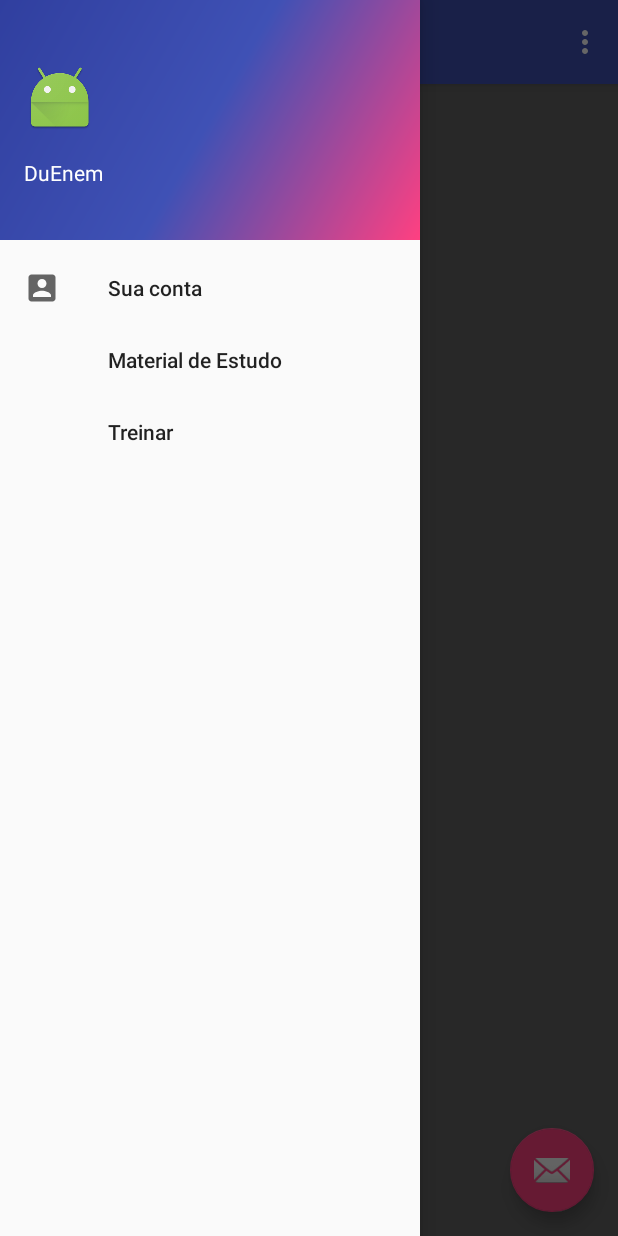
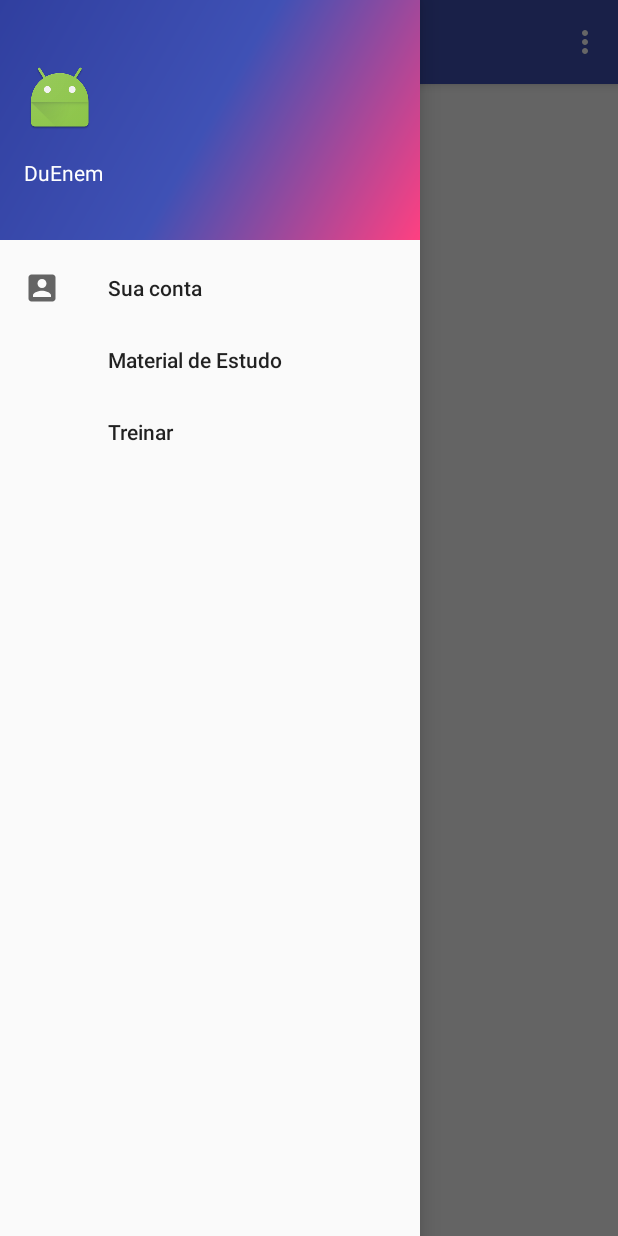
Before and after one commit to leandrovianna/DuEnem, an Android app: the screen it shows after launch (HomeActivity), with the side drawer open, on a phone screen of 412 x 824 dp. Run offline under Robolectric (Android 15) with nearby library versions, the phone set to English and light mode, and no system bars; our stand-ins replace Firebase (no records; nobody signed in at launch, a user with empty details on screens opened directly), Picasso.

Commit message:
Organizing code and little change in BaseActivity

```diff
--- a/app/src/main/java/com/alpha2/duenem/BaseActivity.java
+++ b/app/src/main/java/com/alpha2/duenem/BaseActivity.java
@@ -8,6 +8,7 @@ import android.graphics.Bitmap;
 import android.graphics.drawable.Drawable;
 import android.os.Bundle;
 import android.support.annotation.LayoutRes;
+import android.support.annotation.NonNull;
 import android.support.design.widget.FloatingActionButton;
 import android.support.design.widget.Snackbar;
 import android.support.v4.app.NavUtils;
@@ -26,6 +27,7 @@ import android.support.v7.app.AppCompatActivity;
 import android.support.v7.widget.Toolbar;
 import android.view.Menu;
 import android.view.MenuItem;
+import android.widget.FrameLayout;
 import android.widget.ImageView;
 import android.widget.TextView;
 
@@ -41,12 +43,18 @@ public class BaseActivity extends AppCompatActivity
     private static final String TAG = BaseActivity.class.getSimpleName();
     private static final String SELECTED_ITEM_ID = "com.alpha2.duenem.selected_item_id";
 
-    protected DrawerLayout mDrawer;
+    private DrawerLayout mDrawer;
     private ActionBarDrawerToggle mToggle;
     private NavigationView mNavigationView;
 
     protected FirebaseAuth mAuth;
     private ProfilePhotoTarget mProfilePhotoHandler;
+
+    protected View setContentLayout(int contentLayoutResId) {
+        LayoutInflater inflater = (LayoutInflater) this.getSystemService(Context.LAYOUT_INFLATER_SERVICE);
+        FrameLayout layout = (FrameLayout) findViewById(R.id.content_layout);
+        return inflater.inflate(contentLayoutResId, layout, true);
+    }
 
     @Override
     protected void onCreate(Bundle savedInstanceState) {
@@ -56,15 +64,6 @@ public class BaseActivity extends AppCompatActivity
         Toolbar toolbar = (Toolbar) findViewById(R.id.toolbar);
         setSupportActionBar(toolbar);
 
-        FloatingActionButton fab = (FloatingActionButton) findViewById(R.id.fab);
-        fab.setOnClickListener(new View.OnClickListener() {
-            @Override
-            public void onClick(View view) {
-                Snackbar.make(view, "Replace with your own action", Snackbar.LENGTH_LONG)
-                        .setAction("Action", null).show();
-            }
-        });
-
         mDrawer = (DrawerLayout) findViewById(R.id.drawer_layout);
         mToggle = new ActionBarDrawerToggle(
                 this, mDrawer, toolbar, R.string.navigation_drawer_open, R.string.navigation_drawer_close);
@@ -73,6 +72,10 @@ public class BaseActivity extends AppCompatActivity
 
         mNavigationView = (NavigationView) findViewById(R.id.nav_view);
         mNavigationView.setNavigationItemSelectedListener(this);
+
+        int selectedId = getIntent().getIntExtra(SELECTED_ITEM_ID, 0);
+        if (selectedId != 0)
+            mNavigationView.setCheckedItem(selectedId);
 
         mAuth = FirebaseAuth.getInstance();
     }
@@ -107,7 +110,7 @@ public class BaseActivity extends AppCompatActivity
     }
 
     @Override
-    public boolean onOptionsItemSelected(MenuItem item) {
+    public boolean onOptionsItemSelected(@NonNull MenuItem item) {
 
         int id = item.getItemId();
 
@@ -120,7 +123,7 @@ public class BaseActivity extends AppCompatActivity
 
     @SuppressWarnings("StatementWithEmptyBody")
     @Override
-    public boolean onNavigationItemSelected(MenuItem item) {
+    public boolean onNavigationItemSelected(@NonNull MenuItem item) {
         int id = item.getItemId();
 
         int selectedId = getIntent().getIntExtra(SELECTED_ITEM_ID, 0);
--- a/app/src/main/java/com/alpha2/duenem/HomeActivity.java
+++ b/app/src/main/java/com/alpha2/duenem/HomeActivity.java
@@ -1,33 +1,9 @@
 package com.alpha2.duenem;
 
 import android.content.Context;
-import android.content.Intent;
-import android.graphics.Bitmap;
-import android.graphics.drawable.Drawable;
 import android.os.Bundle;
-import android.support.design.widget.FloatingActionButton;
-import android.support.design.widget.Snackbar;
-import android.support.v4.graphics.drawable.RoundedBitmapDrawable;
-import android.support.v4.graphics.drawable.RoundedBitmapDrawableFactory;
-import android.util.Log;
 import android.view.LayoutInflater;
 import android.view.View;
-import android.support.design.widget.NavigationView;
-import android.support.v4.view.GravityCompat;
-import android.support.v4.widget.DrawerLayout;
-import android.support.v7.app.ActionBarDrawerToggle;
-import android.support.v7.app.AppCompatActivity;
-import android.support.v7.widget.Toolbar;
-import android.view.Menu;
-import android.view.MenuItem;
-import android.widget.ImageView;
-import android.widget.TextView;
-
-import com.alpha2.duenem.signin.SignInActivity;
-import com.google.firebase.auth.FirebaseAuth;
-import com.google.firebase.auth.FirebaseUser;
-import com.squareup.picasso.Picasso;
-import com.squareup.picasso.Target;
 
 public class HomeActivity extends BaseActivity {
 
@@ -36,11 +12,8 @@ public class HomeActivity extends BaseActivity {
     @Override
     protected void onCreate(Bundle savedInstanceState) {
         super.onCreate(savedInstanceState);
-        LayoutInflater inflater = (LayoutInflater) this.getSystemService(Context.LAYOUT_INFLATER_SERVICE);
 
-        //inflate your activity layout here!
-        View contentView = inflater.inflate(R.layout.content_home, null, false);
-        mDrawer.addView(contentView, 0);
+        setContentLayout(R.layout.content_question);
     }
 
 
--- a/app/src/main/java/com/alpha2/duenem/view_pager_cards/LessonActivity.java
+++ b/app/src/main/java/com/alpha2/duenem/view_pager_cards/LessonActivity.java
@@ -36,12 +36,8 @@ public class LessonActivity extends BaseActivity {
     @Override
     protected void onCreate(Bundle savedInstanceState) {
         super.onCreate(savedInstanceState);
-        LayoutInflater inflater = (LayoutInflater) this.getSystemService(Context.LAYOUT_INFLATER_SERVICE);
 
-        //inflate your activity layout here!
-        View contentView = inflater.inflate(R.layout.content_lesson, null, false);
-        mDrawer.addView(contentView, 0);
-
+        View contentView = setContentLayout(R.layout.content_lesson);
 
         mViewPager = (ViewPager) contentView.findViewById(R.id.viewPagerLesson);
 
--- a/app/src/main/res/layout/activity_base.xml
+++ b/app/src/main/res/layout/activity_base.xml
@@ -9,7 +9,7 @@
     tools:openDrawer="start">
 
     <include
-        layout="@layout/app_bar_home"
+        layout="@layout/app_bar_base"
         android:layout_width="match_parent"
         android:layout_height="match_parent" />
 
--- a/app/src/main/res/layout/app_bar_home.xml
+++ b/app/src/main/res/layout/app_bar_base.xml
@@ -20,14 +20,10 @@
 
     </android.support.design.widget.AppBarLayout>
 
-    <include layout="@layout/content_home" />
-
-    <android.support.design.widget.FloatingActionButton
-        android:id="@+id/fab"
-        android:layout_width="wrap_content"
-        android:layout_height="wrap_content"
-        android:layout_gravity="bottom|end"
-        android:layout_margin="@dimen/fab_margin"
-        app:srcCompat="@android:drawable/ic_dialog_email" />
+    <FrameLayout
+        android:id="@+id/content_layout"
+        android:layout_marginTop="?attr/actionBarSize"
+        android:layout_width="match_parent"
+        android:layout_height="match_parent"/>
 
 </android.support.design.widget.CoordinatorLayout>
```
Also changed, not shown: app/src/main/java/com/alpha2/duenem/signin/SignInActivity.java (+1 -10 lines), app/src/main/res/layout/content_home.xml (deleted, +0 -11 lines), app/src/main/res/layout/content_sign_in.xml (+26 -27 lines).
